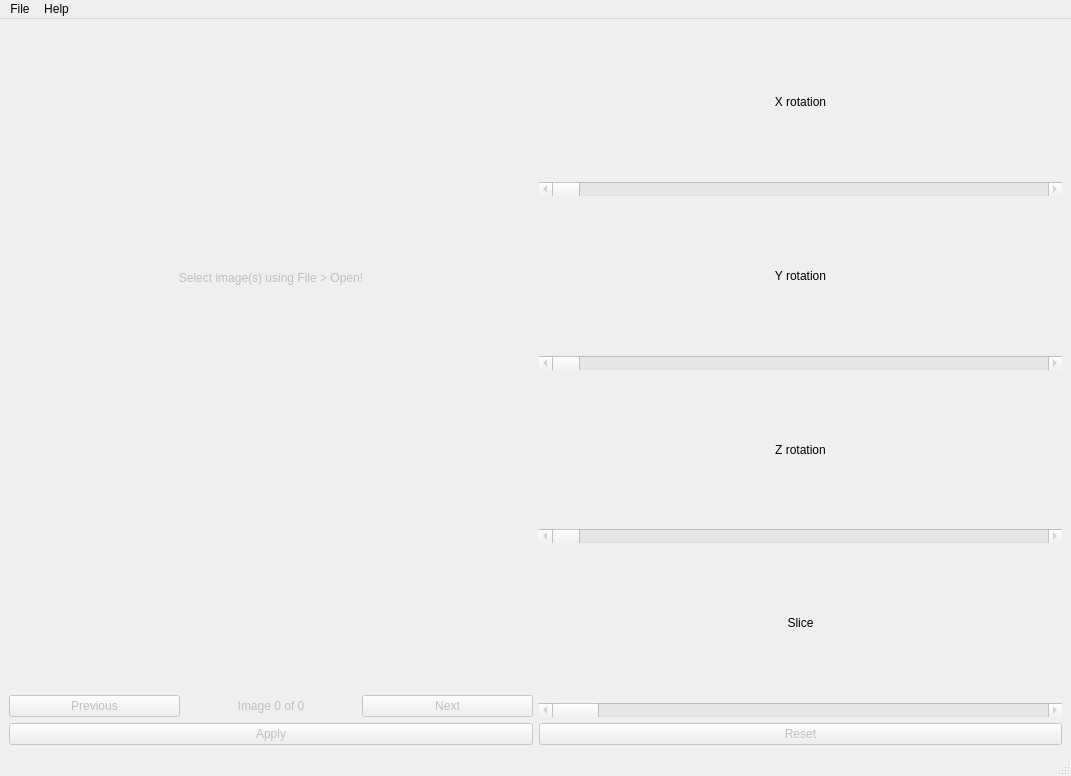
Above: src/GUI/main.ui from NIRALUser/NeuroRuler before the change. Below: the same form after it.
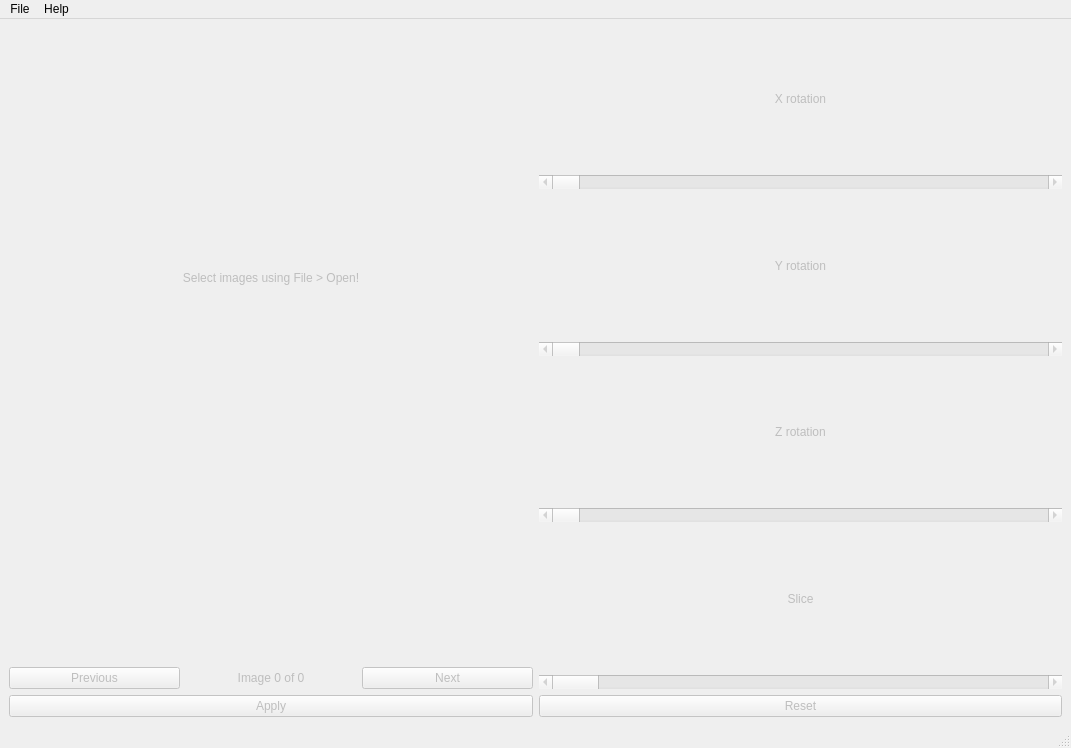
That is the form after the change.

Patch:
```diff
--- a/src/GUI/main.ui
+++ b/src/GUI/main.ui
@@ -7,7 +7,7 @@
     <x>0</x>
     <y>0</y>
     <width>1071</width>
-    <height>776</height>
+    <height>748</height>
    </rect>
   </property>
   <property name="windowTitle">
@@ -32,7 +32,7 @@
          <string>Image path is displayed here.</string>
         </property>
         <property name="text">
-         <string>Select image(s) using File &gt; Open!</string>
+         <string>Select images using File &gt; Open!</string>
         </property>
         <property name="scaledContents">
          <bool>true</bool>
@@ -117,6 +117,9 @@
      <layout class="QVBoxLayout" name="verticalLayout_2">
       <item>
        <widget class="QLabel" name="x_rotation_label">
+        <property name="enabled">
+         <bool>false</bool>
+        </property>
         <property name="text">
          <string>X rotation</string>
         </property>
@@ -143,6 +146,9 @@
       </item>
       <item>
        <widget class="QLabel" name="y_rotation_label">
+        <property name="enabled">
+         <bool>false</bool>
+        </property>
         <property name="text">
          <string>Y rotation</string>
         </property>
@@ -169,6 +175,9 @@
       </item>
       <item>
        <widget class="QLabel" name="z_rotation_label">
+        <property name="enabled">
+         <bool>false</bool>
+        </property>
         <property name="text">
          <string>Z rotation</string>
         </property>
@@ -195,6 +204,9 @@
       </item>
       <item>
        <widget class="QLabel" name="slice_num_label">
+        <property name="enabled">
+         <bool>false</bool>
+        </property>
         <property name="text">
          <string>Slice</string>
         </property>
```
Left out of the diff: 131 changed lines with no effect on the pictures.
